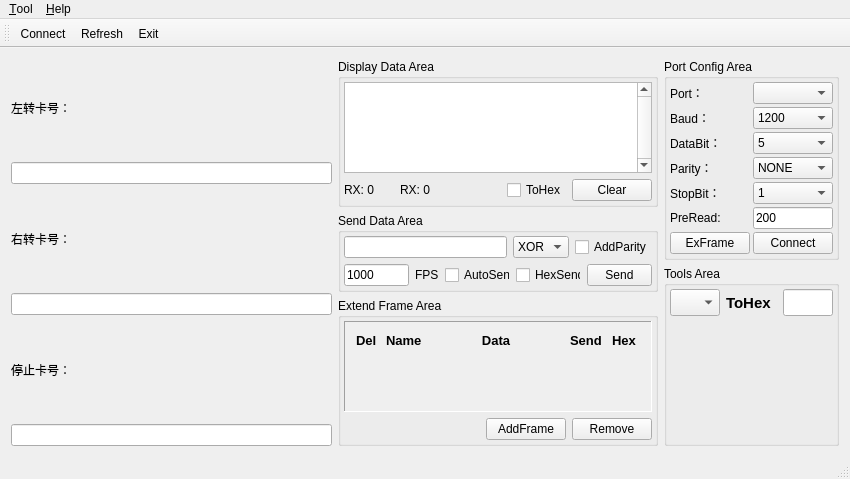
Old version of the form mainwindow.ui in the repository CSU-Bug-Killer/serialServer.
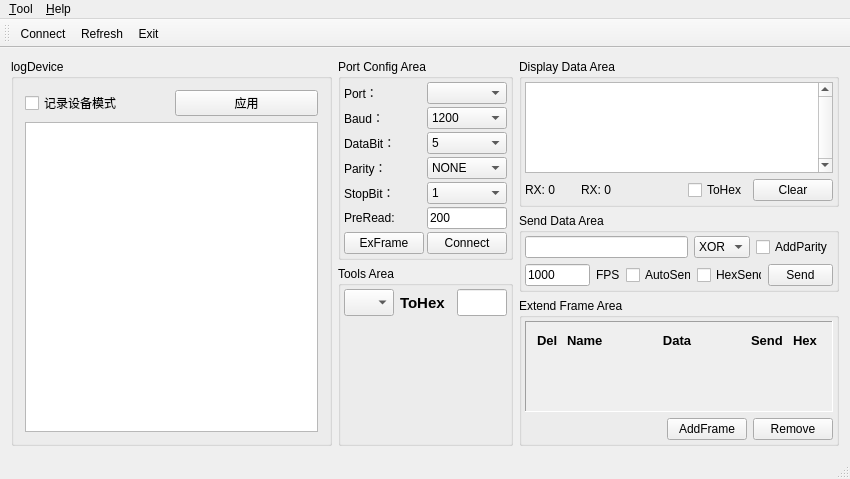
New version of the form. Icons and pictures are not drawn.

Diff of the .ui file:
```diff
--- a/mainwindow.ui
+++ b/mainwindow.ui
@@ -20,37 +20,379 @@
   <widget class="QWidget" name="centralWidget">
    <layout class="QHBoxLayout" name="horizontalLayout_2">
     <item>
-     <layout class="QVBoxLayout" name="verticalLayout_8">
+     <widget class="QGroupBox" name="groupBox_2">
+      <property name="title">
+       <string>logDevice</string>
+      </property>
+      <layout class="QVBoxLayout" name="verticalLayout_9">
+       <item>
+        <layout class="QVBoxLayout" name="verticalLayout_8">
+         <item>
+          <layout class="QHBoxLayout" name="horizontalLayout_7">
+           <item>
+            <widget class="QCheckBox" name="logDeviceCbx">
+             <property name="text">
+              <string>记录设备模式</string>
+             </property>
+            </widget>
+           </item>
+           <item>
+            <widget class="QPushButton" name="logDeviceBtn">
+             <property name="text">
+              <string>应用</string>
+             </property>
+            </widget>
+           </item>
+          </layout>
+         </item>
+         <item>
+          <widget class="QTextEdit" name="logDeviceTdt"/>
+         </item>
+        </layout>
+       </item>
+      </layout>
+     </widget>
+    </item>
+    <item>
+     <layout class="QVBoxLayout" name="verticalLayout_5">
       <item>
-       <widget class="QLabel" name="label_14">
-        <property name="text">
-         <string>左转卡号：</string>
+       <widget class="QGroupBox" name="configGroupBox">
+        <property name="sizePolicy">
+         <sizepolicy hsizetype="Minimum" vsizetype="Fixed">
+          <horstretch>0</horstretch>
+          <verstretch>0</verstretch>
+         </sizepolicy>
         </property>
-       </widget>
-      </item>
-      <item>
-       <widget class="QLineEdit" name="leftRFID"/>
-      </item>
-      <item>
-       <widget class="QLabel" name="label_15">
-        <property name="text">
-         <string>右转卡号：</string>
+        <property name="title">
+         <string>Port Config Area</string>
         </property>
+        <layout class="QFormLayout" name="formLayout">
+         <property name="horizontalSpacing">
+          <number>3</number>
+         </property>
+         <property name="verticalSpacing">
+          <number>3</number>
+         </property>
+         <property name="leftMargin">
+          <number>3</number>
+         </property>
+         <property name="topMargin">
+          <number>3</number>
+         </property>
+         <property name="rightMargin">
+          <number>3</number>
+         </property>
+         <property name="bottomMargin">
+          <number>3</number>
+         </property>
+         <item row="0" column="0">
+          <widget class="QLabel" name="label_6">
+           <property name="text">
+            <string>Port： </string>
+           </property>
+          </widget>
+         </item>
+         <item row="0" column="1">
+          <widget class="QComboBox" name="portComBox"/>
+         </item>
+         <item row="1" column="0">
+          <widget class="QLabel" name="label_8">
+           <property name="text">
+            <string>Baud： </string>
+           </property>
+          </widget>
+         </item>
+         <item row="1" column="1">
+          <widget class="QComboBox" name="baudComBox">
+           <item>
+            <property name="text">
+             <string>1200</string>
+            </property>
+           </item>
+           <item>
+            <property name="text">
+             <string>2400</string>
+            </property>
+           </item>
+           <item>
+            <property name="text">
+             <string>4800</string>
+            </property>
+           </item>
+           <item>
+            <property name="text">
+             <string>9600</string>
+            </property>
+           </item>
+           <item>
+            <property name="text">
+             <string>19200</string>
+            </property>
+           </item>
+           <item>
+            <property name="text">
+             <string>38400</string>
+            </property>
+           </item>
+           <item>
+            <property name="text">
+             <string>57600</string>
+            </property>
+           </item>
+           <item>
+            <property name="text">
+             <string>115200</string>
+            </property>
+           </item>
+          </widget>
+         </item>
+         <item row="2" column="0">
+          <widget class="QLabel" name="label_9">
+           <property name="text">
+            <string>DataBit： </string>
+           </property>
+          </widget>
+         </item>
+         <item row="2" column="1">
+          <widget class="QComboBox" name="dataComBox">
+           <item>
+            <property name="text">
+             <string>5</string>
+            </property>
+           </item>
+           <item>
+            <property name="text">
+             <string>6</string>
+            </property>
+           </item>
+           <item>
+            <property name="text">
+             <string>7</string>
+            </property>
+           </item>
+           <item>
+            <property name="text">
+             <string>8</string>
+            </property>
+           </item>
+          </widget>
+         </item>
+         <item row="3" column="0">
+          <widget class="QLabel" name="label_10">
+           <property name="text">
+            <string>Parity： </string>
+           </property>
+          </widget>
+         </item>
+         <item row="3" column="1">
+          <widget class="QComboBox" name="parComBox">
+           <item>
+            <property name="text">
+             <string>NONE</string>
+            </property>
+           </item>
+           <item>
+            <property name="text">
+             <string>EVEN</string>
+            </property>
+           </item>
+           <item>
+            <property name="text">
+             <string>ODD</string>
+            </property>
+           </item>
+           <item>
+            <property name="text">
+             <string>SPACE</string>
+            </property>
+           </item>
+           <item>
+            <property name="text">
+             <string>MARK</string>
+            </property>
+           </item>
+          </widget>
+         </item>
+         <item row="4" column="0">
+          <widget class="QLabel" name="label_11">
+           <property name="text">
+            <string>StopBit： </string>
+           </property>
+          </widget>
+         </item>
+         <item row="4" column="1">
+          <widget class="QComboBox" name="stopComBox">
+           <item>
+            <property name="text">
+             <string>1</string>
+            </property>
+           </item>
+           <item>
+            <property name="text">
+             <string>1.5</string>
+            </property>
+           </item>
+           <item>
+            <property name="text">
+             <string>2</string>
+            </property>
+           </item>
+          </widget>
+         </item>
+         <item row="5" column="0">
+          <widget class="QLabel" name="label_12">
+           <property name="text">
+            <string>PreRead: </string>
+           </property>
+          </widget>
+         </item>
+         <item row="5" column="1">
+          <widget class="QLineEdit" name="readTimeInterval">
+           <property name="sizePolicy">
+            <sizepolicy hsizetype="Ignored" vsizetype="Fixed">
+             <horstretch>0</horstretch>
+             <verstretch>0</verstretch>
+            </sizepolicy>
+           </property>
+           <property name="toolTip">
+            <string>读取间隔为10~5000毫秒</string>
+           </property>
+           <property name="text">
+            <string>200</string>
+           </property>
+          </widget>
+         </item>
+         <item row="6" column="0">
+          <widget class="QPushButton" name="exBtn">
+           <property name="sizePolicy">
+            <sizepolicy hsizetype="Minimum" vsizetype="MinimumExpanding">
+             <horstretch>0</horstretch>
+             <verstretch>0</verstretch>
+            </sizepolicy>
+           </property>
+           <property name="toolTip">
+            <string>点击按钮可以调出备用数据帧。</string>
+           </property>
+           <property name="text">
+            <string>ExFrame</string>
+           </property>
+          </widget>
+         </item>
+         <item row="6" column="1">
+          <widget class="QPushButton" name="openOrCloseBtn">
+           <property name="sizePolicy">
+            <sizepolicy hsizetype="Minimum" vsizetype="Minimum">
+             <horstretch>0</horstretch>
+             <verstretch>0</verstretch>
+            </sizepolicy>
+           </property>
+           <property name="toolTip">
+            <string>打开端口</string>
+           </property>
+           <property name="text">
+            <string>Connect</string>
+           </property>
+           <property name="icon">
+            <iconset resource="image.qrc">
+             <normaloff>:/images/disconnect.png</normaloff>:/images/disconnect.png</iconset>
+           </property>
+          </widget>
+         </item>
+        </layout>
        </widget>
       </item>
       <item>
-       <widget class="QLineEdit" name="rightRFID"/>
-      </item>
-      <item>
-       <widget class="QLabel" name="label_16">
-        <property name="text">
-         <string>停止卡号：</string>
+       <widget class="QGroupBox" name="groupBox">
+        <property name="title">
+         <string>Tools Area</string>
         </property>
+        <layout class="QVBoxLayout" name="verticalLayout_3">
+         <property name="spacing">
+          <number>3</number>
+         </property>
+         <property name="leftMargin">
+          <number>3</number>
+         </property>
+         <property name="topMargin">
+          <number>3</number>
+         </property>
+         <property name="rightMargin">
+          <number>3</number>
+         </property>
+         <property name="bottomMargin">
+          <number>3</number>
+         </property>
+         <item>
+          <layout class="QHBoxLayout" name="horizontalLayout_4">
+           <item>
+            <widget class="QComboBox" name="toolComBox">
+             <property name="sizePolicy">
+              <sizepolicy hsizetype="Ignored" vsizetype="Fixed">
+               <horstretch>0</horstretch>
+               <verstretch>0</verstretch>
+              </sizepolicy>
+             </property>
+             <property name="font">
+              <font>
+               <pointsize>12</pointsize>
+               <weight>75</weight>
+               <bold>true</bold>
+              </font>
+             </property>
+            </widget>
+           </item>
+           <item>
+            <widget class="QLabel" name="label">
+             <property name="font">
+              <font>
+               <pointsize>11</pointsize>
+               <weight>75</weight>
+               <bold>true</bold>
+              </font>
+             </property>
+             <property name="text">
+              <string>ToHex</string>
+             </property>
+            </widget>
+           </item>
+           <item>
+            <widget class="QLineEdit" name="toolLdt">
+             <property name="sizePolicy">
+              <sizepolicy hsizetype="Ignored" vsizetype="Fixed">
+               <horstretch>0</horstretch>
+               <verstretch>0</verstretch>
+              </sizepolicy>
+             </property>
+             <property name="font">
+              <font>
+               <pointsize>12</pointsize>
+               <weight>75</weight>
+               <bold>true</bold>
+              </font>
+             </property>
+             <property name="readOnly">
+              <bool>true</bool>
+             </property>
+            </widget>
+           </item>
+          </layout>
+         </item>
+         <item>
+          <spacer name="verticalSpacer">
+           <property name="orientation">
+            <enum>Qt::Vertical</enum>
+           </property>
+           <property name="sizeHint" stdset="0">
+            <size>
+             <width>20</width>
+             <height>40</height>
+            </size>
+           </property>
+          </spacer>
+         </item>
+        </layout>
        </widget>
       </item>
-      <item>
-       <widget class="QLineEdit" name="stopRFID"/>
-      </item>
      </layout>
     </item>
     <item>
@@ -525,348 +867,6 @@
       </item>
      </layout>
     </item>
-    <item>
-     <layout class="QVBoxLayout" name="verticalLayout_5">
-      <item>
-       <widget class="QGroupBox" name="configGroupBox">
-        <property name="sizePolicy">
-         <sizepolicy hsizetype="Minimum" vsizetype="Fixed">
-          <horstretch>0</horstretch>
-          <verstretch>0</verstretch>
-         </sizepolicy>
-        </property>
-        <property name="title">
-         <string>Port Config Area</string>
-        </property>
-        <layout class="QFormLayout" name="formLayout">
-         <property name="horizontalSpacing">
-          <number>3</number>
-         </property>
-         <property name="verticalSpacing">
-          <number>3</number>
-         </property>
-         <property name="leftMargin">
-          <number>3</number>
-         </property>
-         <property name="topMargin">
-          <number>3</number>
-         </property>
-         <property name="rightMargin">
-          <number>3</number>
-         </property>
-         <property name="bottomMargin">
-          <number>3</number>
-         </property>
-         <item row="0" column="0">
-          <widget class="QLabel" name="label_6">
-           <property name="text">
-            <string>Port： </string>
-           </property>
-          </widget>
-         </item>
-         <item row="0" column="1">
-          <widget class="QComboBox" name="portComBox"/>
-         </item>
-         <item row="1" column="0">
-          <widget class="QLabel" name="label_8">
-           <property name="text">
-            <string>Baud： </string>
-           </property>
-          </widget>
-         </item>
-         <item row="1" column="1">
-          <widget class="QComboBox" name="baudComBox">
-           <item>
-            <property name="text">
-             <string>1200</string>
-            </property>
-           </item>
-           <item>
-            <property name="text">
-             <string>2400</string>
-            </property>
-           </item>
-           <item>
-            <property name="text">
-             <string>4800</string>
-            </property>
-           </item>
-           <item>
-            <property name="text">
-             <string>9600</string>
-            </property>
-           </item>
-           <item>
-            <property name="text">
-             <string>19200</string>
-            </property>
-           </item>
-           <item>
-            <property name="text">
-             <string>38400</string>
-            </property>
-           </item>
-           <item>
-            <property name="text">
-             <string>57600</string>
-            </property>
-           </item>
-           <item>
-            <property name="text">
-             <string>115200</string>
-            </property>
-           </item>
-          </widget>
-         </item>
-         <item row="2" column="0">
-          <widget class="QLabel" name="label_9">
-           <property name="text">
-            <string>DataBit： </string>
-           </property>
-          </widget>
-         </item>
-         <item row="2" column="1">
-          <widget class="QComboBox" name="dataComBox">
-           <item>
-            <property name="text">
-             <string>5</string>
-            </property>
-           </item>
-           <item>
-            <property name="text">
-             <string>6</string>
-            </property>
-           </item>
-           <item>
-            <property name="text">
-             <string>7</string>
-            </property>
-           </item>
-           <item>
-            <property name="text">
-             <string>8</string>
-            </property>
-           </item>
-          </widget>
-         </item>
-         <item row="3" column="0">
-          <widget class="QLabel" name="label_10">
-           <property name="text">
-            <string>Parity： </string>
-           </property>
-          </widget>
-         </item>
-         <item row="3" column="1">
-          <widget class="QComboBox" name="parComBox">
-           <item>
-            <property name="text">
-             <string>NONE</string>
-            </property>
-           </item>
-           <item>
-            <property name="text">
-             <string>EVEN</string>
-            </property>
-           </item>
-           <item>
-            <property name="text">
-             <string>ODD</string>
-            </property>
-           </item>
-           <item>
-            <property name="text">
-             <string>SPACE</string>
-            </property>
-           </item>
-           <item>
-            <property name="text">
-             <string>MARK</string>
-            </property>
-           </item>
-          </widget>
-         </item>
-         <item row="4" column="0">
-          <widget class="QLabel" name="label_11">
-           <property name="text">
-            <string>StopBit： </string>
-           </property>
-          </widget>
-         </item>
-         <item row="4" column="1">
-          <widget class="QComboBox" name="stopComBox">
-           <item>
-            <property name="text">
-             <string>1</string>
-            </property>
-           </item>
-           <item>
-            <property name="text">
-             <string>1.5</string>
-            </property>
-           </item>
-           <item>
-            <property name="text">
-             <string>2</string>
-            </property>
-           </item>
-          </widget>
-         </item>
-         <item row="5" column="0">
-          <widget class="QLabel" name="label_12">
-           <property name="text">
-            <string>PreRead: </string>
-           </property>
-          </widget>
-         </item>
-         <item row="5" column="1">
-          <widget class="QLineEdit" name="readTimeInterval">
-           <property name="sizePolicy">
-            <sizepolicy hsizetype="Ignored" vsizetype="Fixed">
-             <horstretch>0</horstretch>
-             <verstretch>0</verstretch>
-            </sizepolicy>
-           </property>
-           <property name="toolTip">
-            <string>读取间隔为10~5000毫秒</string>
-           </property>
-           <property name="text">
-            <string>200</string>
-           </property>
-          </widget>
-         </item>
-         <item row="6" column="0">
-          <widget class="QPushButton" name="exBtn">
-           <property name="sizePolicy">
-            <sizepolicy hsizetype="Minimum" vsizetype="MinimumExpanding">
-             <horstretch>0</horstretch>
-             <verstretch>0</verstretch>
-            </sizepolicy>
-           </property>
-           <property name="toolTip">
-            <string>点击按钮可以调出备用数据帧。</string>
-           </property>
-           <property name="text">
-            <string>ExFrame</string>
-           </property>
-          </widget>
-         </item>
-         <item row="6" column="1">
-          <widget class="QPushButton" name="openOrCloseBtn">
-           <property name="sizePolicy">
-            <sizepolicy hsizetype="Minimum" vsizetype="Minimum">
-             <horstretch>0</horstretch>
-             <verstretch>0</verstretch>
-            </sizepolicy>
-           </property>
-           <property name="toolTip">
-            <string>打开端口</string>
-           </property>
-           <property name="text">
-            <string>Connect</string>
-           </property>
-           <property name="icon">
-            <iconset resource="image.qrc">
-             <normaloff>:/images/disconnect.png</normaloff>:/images/disconnect.png</iconset>
-           </property>
-          </widget>
-         </item>
-        </layout>
-       </widget>
-      </item>
-      <item>
-       <widget class="QGroupBox" name="groupBox">
-        <property name="title">
-         <string>Tools Area</string>
-        </property>
-        <layout class="QVBoxLayout" name="verticalLayout_3">
-         <property name="spacing">
-          <number>3</number>
-         </property>
-         <property name="leftMargin">
-          <number>3</number>
-         </property>
-         <property name="topMargin">
-          <number>3</number>
-         </property>
-         <property name="rightMargin">
-          <number>3</number>
-         </property>
-         <property name="bottomMargin">
-          <number>3</number>
-         </property>
-         <item>
-          <layout class="QHBoxLayout" name="horizontalLayout_4">
-           <item>
-            <widget class="QComboBox" name="toolComBox">
-             <property name="sizePolicy">
-              <sizepolicy hsizetype="Ignored" vsizetype="Fixed">
-               <horstretch>0</horstretch>
-               <verstretch>0</verstretch>
-              </sizepolicy>
-             </property>
-             <property name="font">
-              <font>
-               <pointsize>12</pointsize>
-               <weight>75</weight>
-               <bold>true</bold>
-              </font>
-             </property>
-            </widget>
-           </item>
-           <item>
-            <widget class="QLabel" name="label">
-             <property name="font">
-              <font>
-               <pointsize>11</pointsize>
-               <weight>75</weight>
-               <bold>true</bold>
-              </font>
-             </property>
-             <property name="text">
-              <string>ToHex</string>
-             </property>
-            </widget>
-           </item>
-           <item>
-            <widget class="QLineEdit" name="toolLdt">
-             <property name="sizePolicy">
-              <sizepolicy hsizetype="Ignored" vsizetype="Fixed">
-               <horstretch>0</horstretch>
-               <verstretch>0</verstretch>
-              </sizepolicy>
-             </property>
-             <property name="font">
-              <font>
-               <pointsize>12</pointsize>
-               <weight>75</weight>
-               <bold>true</bold>
-              </font>
-             </property>
-             <property name="readOnly">
-              <bool>true</bool>
-             </property>
-            </widget>
-           </item>
-          </layout>
-         </item>
-         <item>
-          <spacer name="verticalSpacer">
-           <property name="orientation">
-            <enum>Qt::Vertical</enum>
-           </property>
-           <property name="sizeHint" stdset="0">
-            <size>
-             <width>20</width>
-             <height>40</height>
-            </size>
-           </property>
-          </spacer>
-         </item>
-        </layout>
-       </widget>
-      </item>
-     </layout>
-    </item>
    </layout>
   </widget>
   <widget class="QMenuBar" name="menuBar">
```
Left out of the diff: 4 changed lines with no effect on the pictures.
